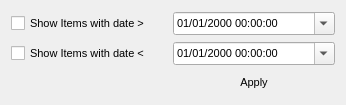
First picture: the form in modifieddatefilter.ui, repository pjrinaldi/wombatforensics, before the edit.
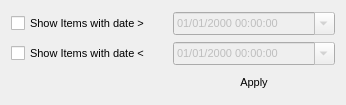
Second picture: the form after the edit.

The edit to the form file:
```diff
--- a/modifieddatefilter.ui
+++ b/modifieddatefilter.ui
@@ -44,6 +44,9 @@
    </item>
    <item row="0" column="1">
     <widget class="QDateTimeEdit" name="moredateTimeEdit">
+     <property name="enabled">
+      <bool>false</bool>
+     </property>
      <property name="displayFormat">
       <string>MM/dd/yyyy HH:mm:ss</string>
      </property>
@@ -57,6 +60,9 @@
    </item>
    <item row="2" column="1">
     <widget class="QDateTimeEdit" name="lessdateTimeEdit">
+     <property name="enabled">
+      <bool>false</bool>
+     </property>
      <property name="displayFormat">
       <string>MM/dd/yyyy HH:mm:ss</string>
      </property>
```
